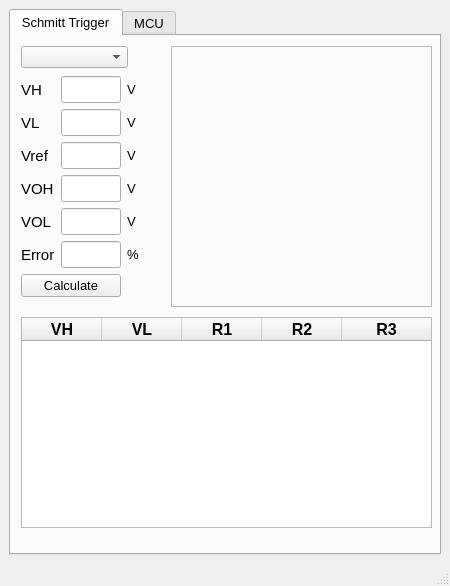
The window that main.ui (MasoudHD/Electron) describes before a commit, drawn with Qt 5.
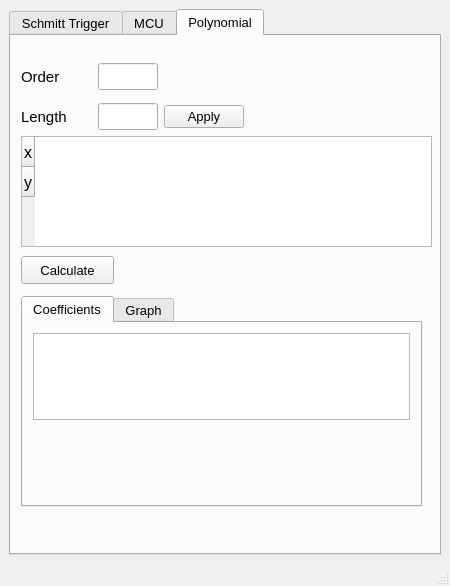
The same window after the commit. The open tabs and pages were chosen to show the change. Custom widgets are drawn as their Qt base class.

Commit message: 20230311-0300 | Add Polynomial (CFT and graph)

What changed in the file:
```diff
--- a/main.ui
+++ b/main.ui
@@ -165,7 +165,7 @@
           <x>10</x>
           <y>40</y>
           <width>131</width>
-          <height>222</height>
+          <height>254</height>
          </rect>
         </property>
         <layout class="QGridLayout" name="gridLayout">
@@ -1117,6 +1117,235 @@
         </widget>
        </widget>
       </widget>
+      <widget class="QWidget" name="tab_6">
+       <attribute name="title">
+        <string>Polynomial</string>
+       </attribute>
+       <widget class="QTableWidget" name="tblPoly">
+        <property name="geometry">
+         <rect>
+          <x>10</x>
+          <y>100</y>
+          <width>411</width>
+          <height>111</height>
+         </rect>
+        </property>
+        <property name="font">
+         <font>
+          <pointsize>12</pointsize>
+         </font>
+        </property>
+        <row>
+         <property name="text">
+          <string>x</string>
+         </property>
+         <property name="font">
+          <font>
+           <pointsize>12</pointsize>
+          </font>
+         </property>
+        </row>
+        <row>
+         <property name="text">
+          <string>y</string>
+         </property>
+         <property name="font">
+          <font>
+           <pointsize>12</pointsize>
+          </font>
+         </property>
+        </row>
+       </widget>
+       <widget class="QPushButton" name="btnPolyCalculate">
+        <property name="geometry">
+         <rect>
+          <x>10</x>
+          <y>220</y>
+          <width>93</width>
+          <height>28</height>
+         </rect>
+        </property>
+        <property name="font">
+         <font>
+          <pointsize>10</pointsize>
+         </font>
+        </property>
+        <property name="text">
+         <string>Calculate</string>
+        </property>
+       </widget>
+       <widget class="QTabWidget" name="tabWidget_3">
+        <property name="geometry">
+         <rect>
+          <x>10</x>
+          <y>260</y>
+          <width>401</width>
+          <height>211</height>
+         </rect>
+        </property>
+        <property name="currentIndex">
+         <number>0</number>
+        </property>
+        <widget class="QWidget" name="tab_7">
+         <attribute name="title">
+          <string>Coefficients</string>
+         </attribute>
+         <widget class="QPlainTextEdit" name="etPolyCoefficients">
+          <property name="geometry">
+           <rect>
+            <x>10</x>
+            <y>10</y>
+            <width>377</width>
+            <height>87</height>
+           </rect>
+          </property>
+          <property name="font">
+           <font>
+            <pointsize>12</pointsize>
+           </font>
+          </property>
+          <property name="contextMenuPolicy">
+           <enum>Qt::NoContextMenu</enum>
+          </property>
+          <property name="readOnly">
+           <bool>true</bool>
+          </property>
+          <property name="textInteractionFlags">
+           <set>Qt::TextSelectableByMouse</set>
+          </property>
+         </widget>
+        </widget>
+        <widget class="QWidget" name="tab_8">
+         <attribute name="title">
+          <string>Graph</string>
+         </attribute>
+         <widget class="PlotWidget" name="graphWidget" native="true">
+          <property name="geometry">
+           <rect>
+            <x>0</x>
+            <y>0</y>
+            <width>391</width>
+            <height>181</height>
+           </rect>
+          </property>
+         </widget>
+        </widget>
+       </widget>
+       <widget class="QWidget" name="">
+        <property name="geometry">
+         <rect>
+          <x>10</x>
+          <y>20</y>
+          <width>223</width>
+          <height>81</height>
+         </rect>
+        </property>
+        <layout class="QGridLayout" name="gridLayout_8">
+         <item row="0" column="0">
+          <widget class="QLabel" name="label_30">
+           <property name="enabled">
+            <bool>true</bool>
+           </property>
+           <property name="maximumSize">
+            <size>
+             <width>100</width>
+             <height>16777215</height>
+            </size>
+           </property>
+           <property name="font">
+            <font>
+             <pointsize>11</pointsize>
+            </font>
+           </property>
+           <property name="text">
+            <string>Order</string>
+           </property>
+          </widget>
+         </item>
+         <item row="0" column="1">
+          <widget class="QLineEdit" name="etPolyOrder">
+           <property name="sizePolicy">
+            <sizepolicy hsizetype="Preferred" vsizetype="Fixed">
+             <horstretch>0</horstretch>
+             <verstretch>0</verstretch>
+            </sizepolicy>
+           </property>
+           <property name="maximumSize">
+            <size>
+             <width>60</width>
+             <height>16777215</height>
+            </size>
+           </property>
+           <property name="font">
+            <font>
+             <pointsize>12</pointsize>
+            </font>
+           </property>
+           <property name="text">
+            <string/>
+           </property>
+          </widget>
+         </item>
+         <item row="1" column="0">
+          <widget class="QLabel" name="label_29">
+           <property name="enabled">
+            <bool>true</bool>
+           </property>
+           <property name="maximumSize">
+            <size>
+             <width>100</width>
+             <height>16777215</height>
+            </size>
+           </property>
+           <property name="font">
+            <font>
+             <pointsize>11</pointsize>
+            </font>
+           </property>
+           <property name="text">
+            <string>Length</string>
+           </property>
+          </widget>
+         </item>
+         <item row="1" column="1">
+          <widget class="QLineEdit" name="etPolyLength">
+           <property name="sizePolicy">
+            <sizepolicy hsizetype="Preferred" vsizetype="Fixed">
+             <horstretch>0</horstretch>
+             <verstretch>0</verstretch>
+            </sizepolicy>
+           </property>
+           <property name="maximumSize">
+            <size>
+             <width>60</width>
+             <height>16777215</height>
+            </size>
+           </property>
+           <property name="font">
+            <font>
+             <pointsize>12</pointsize>
+            </font>
+           </property>
+           <property name="text">
+            <string/>
+           </property>
+          </widget>
+         </item>
+         <item row="1" column="2">
+          <widget class="QPushButton" name="btnPolyApply">
+           <property name="font">
+            <font>
+             <pointsize>10</pointsize>
+            </font>
+           </property>
+           <property name="text">
+            <string>Apply</string>
+           </property>
+          </widget>
+         </item>
+        </layout>
+       </widget>
+      </widget>
      </widget>
     </item>
    </layout>
@@ -1133,6 +1362,14 @@
   </widget>
   <widget class="QStatusBar" name="statusbar"/>
  </widget>
+ <customwidgets>
+  <customwidget>
+   <class>PlotWidget</class>
+   <extends>QWidget</extends>
+   <header>pyqtgraph</header>
+   <container>1</container>
+  </customwidget>
+ </customwidgets>
  <resources/>
  <connections/>
 </ui>
```
Left out of the diff: 4 changed lines with no effect on the pictures. The commit also changes 5 other files.
